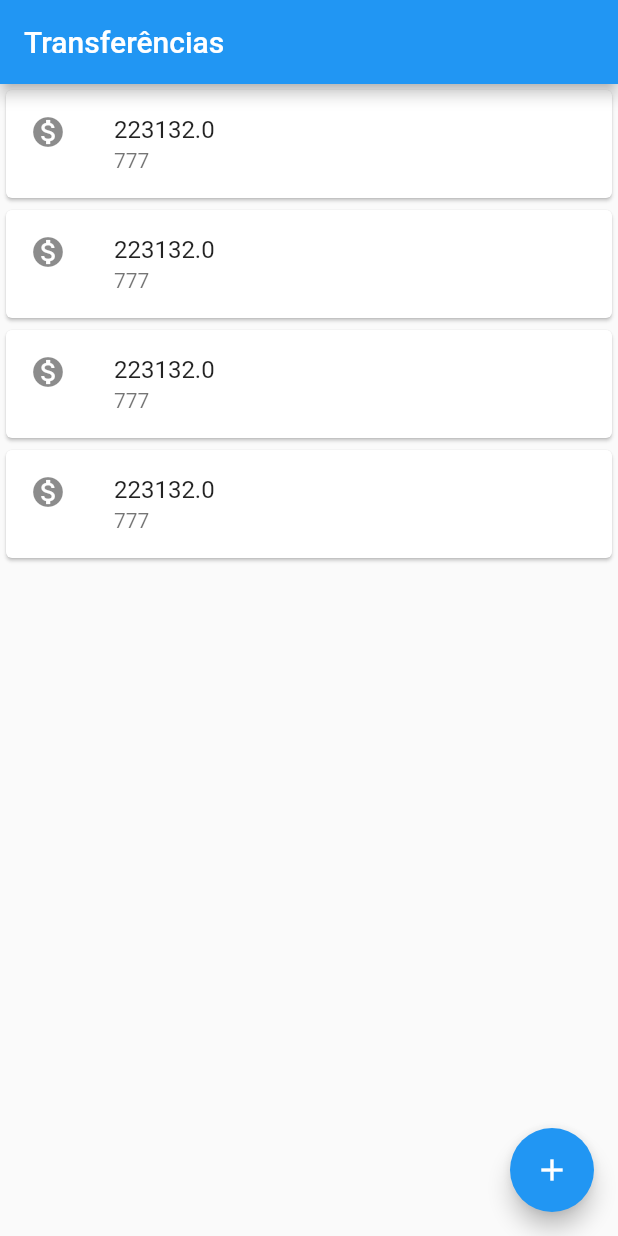
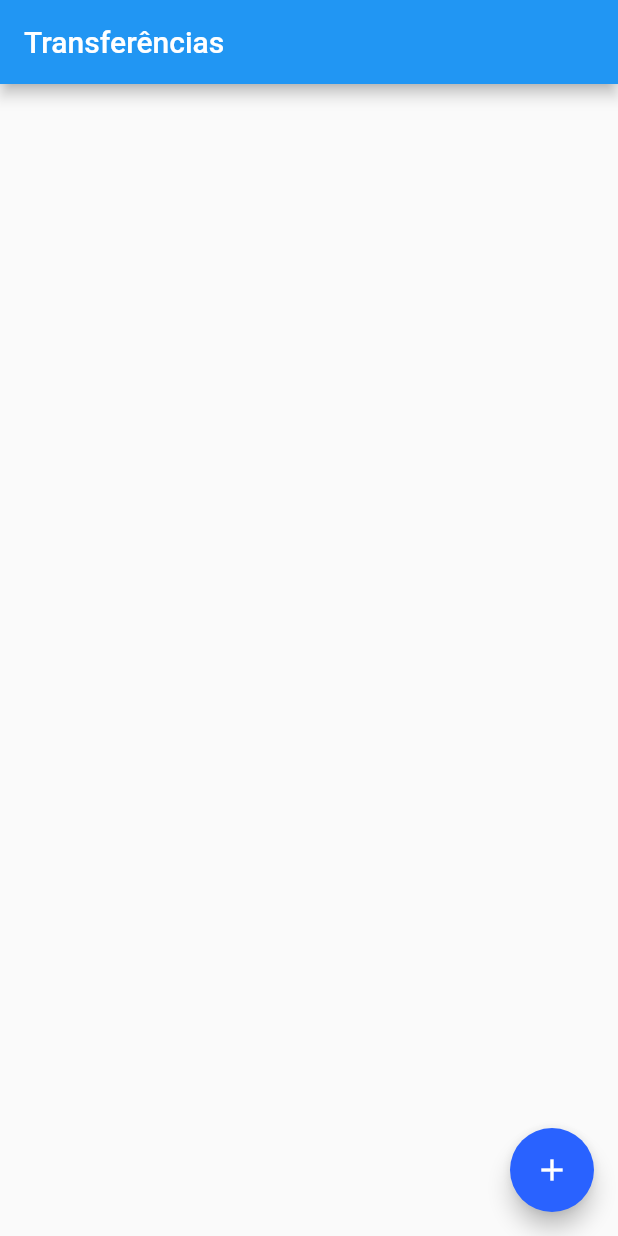
Before and after one commit to s4nderx/bytebank-flutter, a Flutter app: the screen it shows after launch, on a phone screen of 412 x 824 dp. Run offline on Flutter 3.47's test engine with Material 2 defaults, Android fonts, the phone set to English and light mode, and no system bars.

Commit message:
ajustando tema do projeto

```diff
--- a/lib/main.dart
+++ b/lib/main.dart
@@ -1,43 +1,52 @@
 import 'package:flutter/material.dart';
 
 void main() {
-  runApp(const ByteBankApp());
+  runApp(ByteBankApp());
 }
 
 class ByteBankApp extends StatelessWidget {
-  const ByteBankApp({Key? key}) : super(key: key);
+  final ThemeData theme = ThemeData();
 
   @override
   Widget build(BuildContext context) {
     return MaterialApp(
-      home: Scaffold(
-        body: ListaTransferencias(),
-      ),
-    );
+        theme: theme.copyWith(
+            primaryColor: Colors.green[900],
+            colorScheme:
+                theme.colorScheme.copyWith(secondary: Colors.blueAccent[700]),
+            buttonTheme: ButtonThemeData(
+                buttonColor: Colors.blueAccent[700],
+                textTheme: ButtonTextTheme.primary)),
+        home: ListaTransferencias());
   }
 }
 
-class FormularioTransferencia extends StatelessWidget {
-  final TextEditingController _controllerCampoNumeroConta =
-  TextEditingController();
+class FormularioTransferencia extends StatefulWidget {
+  final TextEditingController _controllerCampoConta = TextEditingController();
   final TextEditingController _controllerCampoValor = TextEditingController();
 
-  FormularioTransferencia({Key? key}) : super(key: key);
+  @override
+  State<StatefulWidget> createState() {
+    return FormularioTransferenciaState();
+  }
+}
 
+class FormularioTransferenciaState extends State<FormularioTransferencia> {
   @override
   Widget build(BuildContext context) {
     return Scaffold(
       appBar: AppBar(
         title: const Text('Criando Transferências'),
       ),
-      body: Column(
+      body: SingleChildScrollView(
+        child: Column(
           children: [
             Editor(
-              controlador: _controllerCampoNumeroConta,
+                controlador: widget._controllerCampoConta,
                 rotulo: 'Numero da conta',
                 dica: '0000-0'),
             Editor(
-              controlador: _controllerCampoValor,
+                controlador: widget._controllerCampoValor,
                 rotulo: 'Valor',
                 dica: 'R\$ 0000.00',
                 icone: Icons.monetization_on),
@@ -46,12 +55,13 @@ class FormularioTransferencia extends StatelessWidget {
                 child: const Text('Confirmar'))
           ],
         ),
+      ),
     );
   }
 
   void _criarTransacao(BuildContext context) {
-    final int? numeroConta = int.tryParse(_controllerCampoNumeroConta.text);
-    final double? valor = double.tryParse(_controllerCampoValor.text);
+    final int? numeroConta = int.tryParse(widget._controllerCampoConta.text);
+    final double? valor = double.tryParse(widget._controllerCampoValor.text);
     if (numeroConta != null && valor != null) {
       final Transferencia transferenciaCriada =
           Transferencia(valor, numeroConta);
@@ -66,7 +76,8 @@ class Editor extends StatelessWidget {
   final String _dica;
   final IconData? icone;
 
-  const Editor({Key? key,
+  const Editor(
+      {Key? key,
       required controlador,
       required rotulo,
       required dica,
@@ -93,24 +104,29 @@ class Editor extends StatelessWidget {
   }
 }
 
-class ListaTransferencias extends StatelessWidget {
+class ListaTransferencias extends StatefulWidget {
+  @override
+  State<StatefulWidget> createState() {
+    return ListaTransferenciaState();
+  }
+}
 
+class ListaTransferenciaState extends State<ListaTransferencias> {
   final _transferencias = <Transferencia>[];
 
   @override
   Widget build(BuildContext context) {
-    _transferencias.add(Transferencia(223132.0, 777));
-    _transferencias.add(Transferencia(223132.0, 777));
-    _transferencias.add(Transferencia(223132.0, 777));
-    _transferencias.add(Transferencia(223132.0, 777));
     return Scaffold(
       appBar: AppBar(
         title: const Text('Transferências'),
       ),
-      body: ListView.builder(itemBuilder: (context, index) {
+      body: ListView.builder(
+        itemBuilder: (context, index) {
           var transferencia = _transferencias[index];
           return ItemTransferencia(transferencia: transferencia);
-      }, itemCount: _transferencias.length,),
+        },
+        itemCount: _transferencias.length,
+      ),
       floatingActionButton: FloatingActionButton(
         onPressed: () {
           final Future<Transferencia?> push =
@@ -118,7 +134,11 @@ class ListaTransferencias extends StatelessWidget {
             return FormularioTransferencia();
           }));
           push.then((value) {
-            _transferencias.add(value!);
+            setState(() {
+              if (null != value) {
+                _transferencias.add(value);
+              }
+            });
           });
         },
         child: const Icon(Icons.add),
```
Lines whose indentation alone changed are shown as unchanged.
